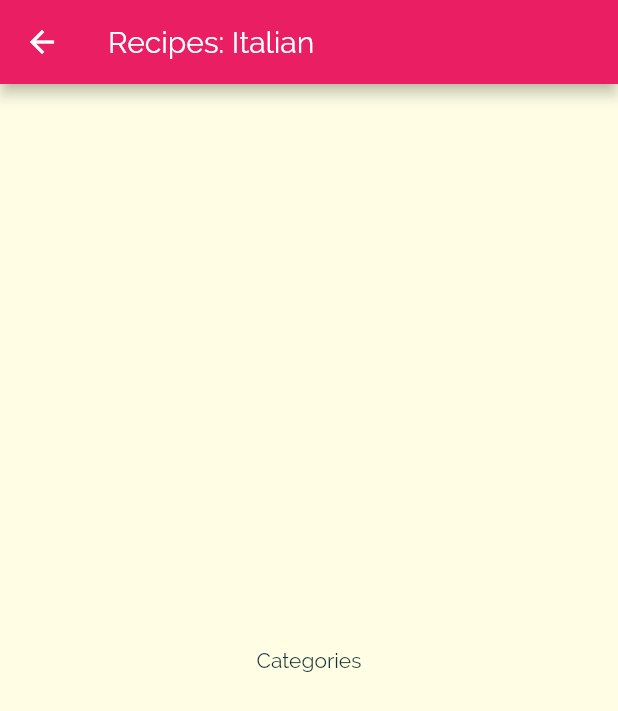
After one commit to s6o/udemy-dart-flutter, a Flutter app: the screen it shows after launch, after a tap on "Italian", on a phone screen of 412 x 824 dp. The commit adds this screen. Shown: the top 711 px of the screen. Run offline on Flutter 3.47's test engine with Material 2 defaults, Android fonts, the phone set to English and light mode, and no system bars; missing offline and left inert: money.

Commit message:
Category selection with id, title passed to next screen. #recipes

```diff
--- a/recipes/lib/ui/categories_screen.dart
+++ b/recipes/lib/ui/categories_screen.dart
@@ -19,7 +19,7 @@ class CategoriesScreen extends StatelessWidget {
     return GridView(
       padding: const EdgeInsets.all(25),
       children: DUMMY_CATEGORIES
-          .map((Category c) => CategoryItem(c.title, c.color))
+          .map((Category c) => CategoryItem(c.id, c.title, c.color))
           .toList(),
       gridDelegate: SliverGridDelegateWithMaxCrossAxisExtent(
         maxCrossAxisExtent: 200,
--- a/recipes/lib/ui/category_item.dart
+++ b/recipes/lib/ui/category_item.dart
@@ -1,14 +1,31 @@
 import 'package:flutter/material.dart';
 
+import './category_screen.dart';
+
 class CategoryItem extends StatelessWidget {
+  final String id;
   final String title;
   final Color color;
 
-  CategoryItem(this.title, this.color);
+  CategoryItem(this.id, this.title, this.color);
+
+  void _selectCategory(BuildContext ctx) {
+    Navigator.of(ctx).push(
+      MaterialPageRoute(
+        builder: (_) {
+          return CategoryScreen(id, title);
+        },
+      ),
+    );
+  }
 
   @override
   Widget build(BuildContext context) {
-    return Container(
+    return InkWell(
+      onTap: () => _selectCategory(context),
+      splashColor: Theme.of(context).primaryColor,
+      borderRadius: BorderRadius.circular(15),
+      child: Container(
         padding: const EdgeInsets.all(15),
         child: Text(
           title,
@@ -22,6 +39,7 @@ class CategoryItem extends StatelessWidget {
           ),
           borderRadius: BorderRadius.circular(15),
         ),
+      ),
     );
   }
 }
--- /dev/null
+++ b/recipes/lib/ui/category_screen.dart
@@ -0,0 +1,20 @@
+import 'package:flutter/material.dart';
+
+class CategoryScreen extends StatelessWidget {
+  final String id;
+  final String title;
+
+  CategoryScreen(this.id, this.title);
+
+  @override
+  Widget build(BuildContext context) {
+    return Scaffold(
+      appBar: AppBar(
+        title: Text('Recipes: ${this.title}'),
+      ),
+      body: Center(
+        child: Text('Categories'),
+      ),
+    );
+  }
+}
```
Lines whose indentation alone changed are shown as unchanged.
